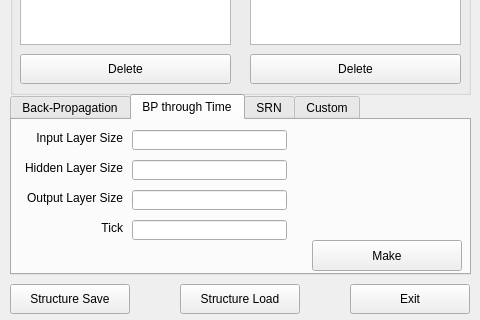
CODEJIN/HNet_on_Tensorflow, file QT_UI/StructureSetup.ui: the form before one commit; both pictures show x 0 to 480 and y 246 to 566 of the 480 by 566 pixel window.
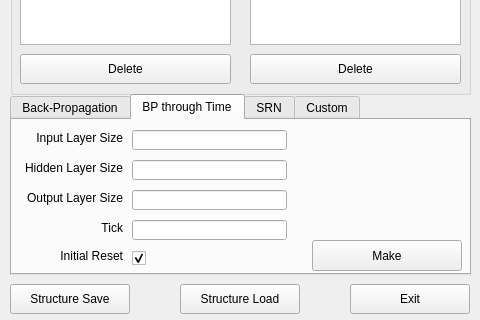
The form after the commit. The open tabs and pages were chosen to show the change.

Patch:
```diff
--- a/QT_UI/StructureSetup.ui
+++ b/QT_UI/StructureSetup.ui
@@ -517,6 +517,38 @@
       <set>Qt::AlignRight|Qt::AlignTrailing|Qt::AlignVCenter</set>
      </property>
     </widget>
+    <widget class="QLabel" name="structureBPTTInitialReset_Label">
+     <property name="geometry">
+      <rect>
+       <x>20</x>
+       <y>126</y>
+       <width>91</width>
+       <height>20</height>
+      </rect>
+     </property>
+     <property name="text">
+      <string>Initial Reset</string>
+     </property>
+     <property name="alignment">
+      <set>Qt::AlignRight|Qt::AlignTrailing|Qt::AlignVCenter</set>
+     </property>
+    </widget>
+    <widget class="QCheckBox" name="structureBPTTInitialReset_CheckBox">
+     <property name="geometry">
+      <rect>
+       <x>120</x>
+       <y>130</y>
+       <width>16</width>
+       <height>17</height>
+      </rect>
+     </property>
+     <property name="text">
+      <string/>
+     </property>
+     <property name="checked">
+      <bool>true</bool>
+     </property>
+    </widget>
    </widget>
    <widget class="QWidget" name="basicStructureSRN_Tap">
     <attribute name="title">
```
Left out of the diff: 66 changed lines with no effect on the pictures.
